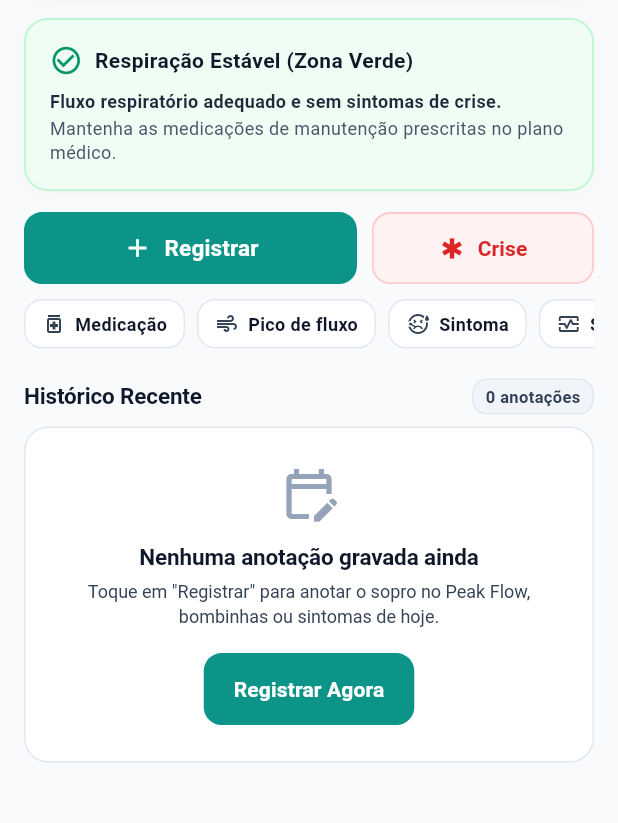
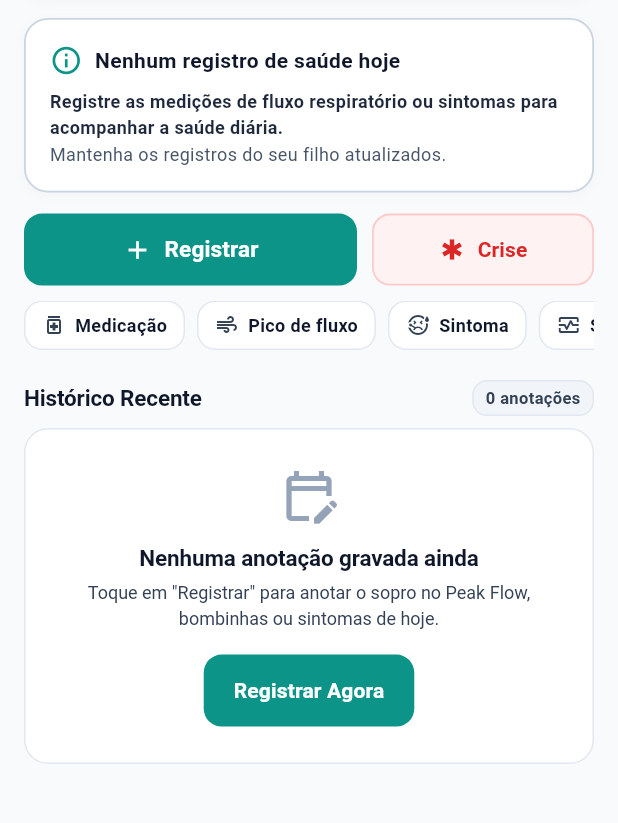
Before and after one commit to jsaccomani/healthcontrol, a Flutter app: the screen it shows after launch, after a tap on an icon or button, on a phone screen of 412 x 824 dp, the part 219-1042 px from its top. Run offline on Flutter 3.47's test engine with Material 3 defaults, Android fonts, the phone set to English and light mode, and no system bars; our stand-ins replace shared_preferences; accounts and stored records are empty.

Commit message:
fix(clinical-safety): remove fabricated vital-sign and peak-flow-reference fallbacks (SpO2 98%, PEF 200 L/min) — never compute a GINA zone or save a vital sign the caregiver didn't actually provide

```diff
--- a/lib/core/design_system/components/hc_add_child_dialog.dart
+++ b/lib/core/design_system/components/hc_add_child_dialog.dart
@@ -74,9 +74,9 @@ class _HCAddChildDialogState extends State<HCAddChildDialog> {
     setState(() => _isSaving = true);
     try {
       final name = _nameCtrl.text.trim();
-      final height = double.tryParse(_heightCtrl.text.trim()) ?? 105.0;
-      final weight = double.tryParse(_weightCtrl.text.trim()) ?? 18.0;
-      final pef = int.tryParse(_pefCtrl.text.trim()) ?? 200;
+      final height = double.tryParse(_heightCtrl.text.trim()) ?? 0.0;
+      final weight = double.tryParse(_weightCtrl.text.trim()) ?? 0.0;
+      final pef = int.tryParse(_pefCtrl.text.trim()) ?? 0;
 
       final newProfile = await _storageService.createNewChildProfile(
         name: name,
--- a/lib/core/services/crisis_alert_service.dart
+++ b/lib/core/services/crisis_alert_service.dart
@@ -35,7 +35,7 @@ class LocalAuditCrisisAlertService implements CrisisAlertService {
         authorName: event.startedByName.isNotEmpty ? event.startedByName : event.startedBy,
         authorRole: event.startedByRole,
         peakFlowAttempts: [],
-        spo2: 95,
+        spo2: null,
         symptoms: const ['Crise Respiratória / Resgate Administrado'],
         medications: [
           MedicationUsage(
--- a/lib/features/crisis/widgets/crisis_history.dart
+++ b/lib/features/crisis/widgets/crisis_history.dart
@@ -230,7 +230,9 @@ class _CrisisHistoryState extends State<CrisisHistory> {
                                       ? theme.success
                                       : (entry.peakFlowZone == ActionZoneType.yellow
                                           ? theme.warning
-                                          : theme.critical),
+                                          : (entry.peakFlowZone == ActionZoneType.red
+                                              ? theme.critical
+                                              : theme.textTertiary)),
                                 ),
                                 const SizedBox(width: 8),
                                 Text(
@@ -243,7 +245,7 @@ class _CrisisHistoryState extends State<CrisisHistory> {
                                 ),
                                 const SizedBox(width: 10),
                                 Text(
-                                  'PFE: ${entry.peakFlowBest > 0 ? "${entry.peakFlowBest} L/min" : "-"} • SpO2: ${entry.spo2}%',
+                                  'PFE: ${entry.peakFlowBest > 0 ? "${entry.peakFlowBest} L/min" : "-"} • SpO2: ${entry.spo2 != null ? "${entry.spo2}%" : "-"}',
                                   style: TextStyle(
                                     fontSize: 11,
                                     color: theme.textSecondary,
--- a/lib/features/diary/screens/new_entry_screen.dart
+++ b/lib/features/diary/screens/new_entry_screen.dart
@@ -220,7 +220,7 @@ class _NewEntryScreenState extends State<NewEntryScreen> {
       if (b3 != null) attempts.add(b3);
     }
 
-    final spo2Val = _includeSpo2 ? (int.tryParse(_spo2Ctrl.text.trim()) ?? 98) : 98;
+    final int? spo2Val = _includeSpo2 ? int.tryParse(_spo2Ctrl.text.trim()) : null;
 
     PhysioSessionRecord? physioRecord;
     if (_includePhysioCpap) {
--- a/lib/features/home/screens/home_screen.dart
+++ b/lib/features/home/screens/home_screen.dart
@@ -230,7 +230,7 @@ class _HomeScreenState extends State<HomeScreen> {
     }
 
     final latest = _entries.isNotEmpty ? _entries.first : null;
-    final currentZone = latest?.peakFlowZone ?? ActionZoneType.green;
+    final currentZone = latest?.peakFlowZone;
 
     return Scaffold(
       backgroundColor: theme.background,
--- a/lib/features/home/widgets/health_status_card.dart
+++ b/lib/features/home/widgets/health_status_card.dart
@@ -6,7 +6,7 @@ import '../../../core/design_system/design_system.dart';
 /// Responde imediatamente: "Como está meu filho agora?" e "O que devo fazer?".
 class HealthStatusCard extends StatelessWidget {
   final HealthControlEntry? latestEntry;
-  final ActionZoneType currentZone;
+  final ActionZoneType? currentZone;
   final PatientProfile profile;
   final VoidCallback onSosPressed;
   final VoidCallback? onOpenActionPlan;
@@ -51,6 +51,19 @@ class HealthStatusCard extends StatelessWidget {
           'Obstrução respiratória crítica.',
           'Inicie o plano de emergência médica e busque atendimento imediatamente.',
           HCColors.redMain,
+        ),
+      null => (
+          isDark ? HCColors.darkSurface : HCColors.surfaceWhite,
+          isDark ? HCColors.darkBorder : HCColors.neutral300,
+          Icons.info_outline,
+          latestEntry == null
+              ? 'Nenhum registro de saúde hoje'
+              : 'Sem Zona de Ação Calculada',
+          latestEntry == null
+              ? 'Registre as medições de fluxo respiratório ou sintomas para acompanhar a saúde diária.'
+              : 'Cadastre o Melhor PFE Pessoal no perfil para habilitar a classificação automática de zonas (GINA).',
+          'Mantenha os registros do seu filho atualizados.',
+          HCColors.primary500,
         ),
     };
 
@@ -138,12 +151,13 @@ class HealthStatusCard extends StatelessWidget {
                     value: '${latestEntry!.peakFlowBest} L/min',
                     valueColor: tagColor,
                   ),
-                _buildMetricBadge(
-                  context: context,
-                  label: 'Saturação (SpO2)',
-                  value: '${latestEntry!.spo2}%',
-                  valueColor: latestEntry!.spo2 < 92 ? HCColors.redMain : HCColors.greenMain,
-                ),
+                if (latestEntry!.spo2 != null)
+                  _buildMetricBadge(
+                    context: context,
+                    label: 'Saturação (SpO2)',
+                    value: '${latestEntry!.spo2}%',
+                    valueColor: latestEntry!.spo2! < 92 ? HCColors.redMain : HCColors.greenMain,
+                  ),
               ],
             ),
           ],
--- a/lib/features/home/widgets/history_entry_tile.dart
+++ b/lib/features/home/widgets/history_entry_tile.dart
@@ -22,6 +22,7 @@ class HistoryEntryTile extends StatelessWidget {
       ActionZoneType.green => (HCColors.greenMain, 'Verde (Normal)'),
       ActionZoneType.yellow => (HCColors.yellowMain, 'Amarela (Atenção)'),
       ActionZoneType.red => (HCColors.redMain, 'Vermelha (Perigo)'),
+      null => (HCColors.neutral400, 'Não calculada'),
     };
 
     return Container(
@@ -108,11 +109,14 @@ class HistoryEntryTile extends StatelessWidget {
             children: [
               if (entry.peakFlowBest > 0)
                 _buildChip(
-                  label: 'Sopro: ${entry.peakFlowBest} L/min ($zoneName)',
+                  label: entry.peakFlowZone != null
+                      ? 'Sopro: ${entry.peakFlowBest} L/min ($zoneName)'
+                      : 'Sopro: ${entry.peakFlowBest} L/min',
                   bg: isDark ? const Color(0xFF06281E) : HCColors.greenLight,
                   border: isDark ? const Color(0xFF0F5132) : HCColors.greenBorder,
                   text: isDark ? HCColors.greenBorder : HCColors.greenText,
                 ),
+              if (entry.spo2 != null)
                 _buildChip(
                   label: 'SpO2: ${entry.spo2}%',
                   bg: isDark ? const Color(0xFF06281E) : HCColors.primary50,
--- a/packages/clinical_core/lib/src/models/health_control.dart
+++ b/packages/clinical_core/lib/src/models/health_control.dart
@@ -45,16 +45,16 @@ class PhysioSessionRecord {
   final String deviceName; // Voldyne, Shaker, Acapella, POWERbreathe, EPAP
   final int durationMinutes;
   final int? loadCmH2O;
-  final int preSpo2;
-  final int postSpo2;
+  final int? preSpo2;
+  final int? postSpo2;
   final bool amibApproved;
 
   const PhysioSessionRecord({
     required this.deviceName,
     required this.durationMinutes,
     this.loadCmH2O,
-    required this.preSpo2,
-    required this.postSpo2,
+    this.preSpo2,
+    this.postSpo2,
     required this.amibApproved,
   });
 
@@ -72,8 +72,8 @@ class PhysioSessionRecord {
         deviceName: json['device_name'] as String,
         durationMinutes: json['duration_minutes'] as int,
         loadCmH2O: json['load_cm_h2o'] as int?,
-        preSpo2: json['pre_spo2'] as int,
-        postSpo2: json['post_spo2'] as int,
+        preSpo2: json['pre_spo2'] as int?,
+        postSpo2: json['post_spo2'] as int?,
         amibApproved: json['amib_approved'] as bool? ?? true,
       );
 }
@@ -90,9 +90,9 @@ class HealthControlEntry {
   // Sinais Vitais & Peak Flow
   final List<int> peakFlowAttempts;
   final int peakFlowBest;
-  final ActionZoneType peakFlowZone;
+  final ActionZoneType? peakFlowZone;
   final bool peakFlowVarianceError;
-  final int spo2;
+  final int? spo2;
   final int? heartRate;
   final int? respiratoryRate;
 
@@ -120,9 +120,9 @@ class HealthControlEntry {
     required this.authorRole,
     required this.peakFlowAttempts,
     required this.peakFlowBest,
-    required this.peakFlowZone,
+    this.peakFlowZone,
     required this.peakFlowVarianceError,
-    required this.spo2,
+    this.spo2,
     this.heartRate,
     this.respiratoryRate,
     this.symptoms = const [],
@@ -143,7 +143,7 @@ class HealthControlEntry {
         'author_role': authorRole,
         'peak_flow_attempts': peakFlowAttempts,
         'peak_flow_best': peakFlowBest,
-        'peak_flow_zone': peakFlowZone.name,
+        'peak_flow_zone': peakFlowZone?.name,
         'peak_flow_variance_error': peakFlowVarianceError,
         'spo2': spo2,
         'heart_rate': heartRate,
@@ -170,11 +170,13 @@ class HealthControlEntry {
                 .toList() ??
             [],
         peakFlowBest: json['peak_flow_best'] as int? ?? 0,
-        peakFlowZone: ActionZoneType.values
-            .firstWhere((e) => e.name == json['peak_flow_zone']),
+        peakFlowZone: json['peak_flow_zone'] != null
+            ? ActionZoneType.values
+                .firstWhere((e) => e.name == json['peak_flow_zone'])
+            : null,
         peakFlowVarianceError:
             json['peak_flow_variance_error'] as bool? ?? false,
-        spo2: json['spo2'] as int? ?? 98,
+        spo2: json['spo2'] as int?,
         heartRate: json['heart_rate'] as int?,
         respiratoryRate: json['respiratory_rate'] as int?,
         symptoms: (json['symptoms'] as List<dynamic>?)
--- a/packages/clinical_core/lib/src/models/patient.dart
+++ b/packages/clinical_core/lib/src/models/patient.dart
@@ -47,8 +47,8 @@ class PatientProfile {
   final String addressCityState;
 
   // 1. Histórico Perinatal & Nascimento
-  final int gestationalAgeWeeks; // Semanas de gestação (ex: 39 semanas)
-  final int birthWeightGrams; // Peso ao nascer em gramas (ex: 3200g)
+  final int? gestationalAgeWeeks; // Semanas de gestação (ex: 39 semanas)
+  final int? birthWeightGrams; // Peso ao nascer em gramas (ex: 3200g)
   final bool neonatalIcuOrOxygen; // Precisou de oxigênio ou UTI neonatal ao nascer?
 
   // 2. Anamnese Respiratória & Triagem Médica de Risco
@@ -118,8 +118,8 @@ class PatientProfile {
     this.emergencyContactName = '',
     this.emergencyContactPhone = '',
     this.addressCityState = '',
-    this.gestationalAgeWeeks = 39,
-    this.birthWeightGrams = 3200,
+    this.gestationalAgeWeeks,
+    this.birthWeightGrams,
     this.neonatalIcuOrOxygen = false,
     this.symptomsStartAge = '',
     this.hadIcuAdmission = false,
@@ -624,8 +624,8 @@ class PatientProfile {
       emergencyContactName: legacyEmergencyName.isNotEmpty ? legacyEmergencyName : (emergencyContacts.isNotEmpty ? emergencyContacts.first.fullName : ''),
       emergencyContactPhone: legacyEmergencyPhone.isNotEmpty ? legacyEmergencyPhone : (emergencyContacts.isNotEmpty ? emergencyContacts.first.phone : ''),
       addressCityState: json['address_city_state'] as String? ?? '',
-      gestationalAgeWeeks: (json['gestational_age_weeks'] as num?)?.toInt() ?? 39,
-      birthWeightGrams: (json['birth_weight_grams'] as num?)?.toInt() ?? 3200,
+      gestationalAgeWeeks: (json['gestational_age_weeks'] as num?)?.toInt(),
+      birthWeightGrams: (json['birth_weight_grams'] as num?)?.toInt(),
       neonatalIcuOrOxygen: json['neonatal_icu_or_oxygen'] as bool? ?? false,
       symptomsStartAge: json['symptoms_start_age'] as String? ?? '',
       hadIcuAdmission: json['had_icu_admission'] as bool? ?? false,
```
Also changed, not shown: lib/core/storage/health_storage_service.dart (+10 -7 lines), lib/features/home/widgets/quick_actions_modal_sheet.dart (+34 -14 lines), lib/features/physio/screens/physio_screen.dart (+10 -2 lines), 2 other files. Lines whose indentation alone changed are shown as unchanged.
